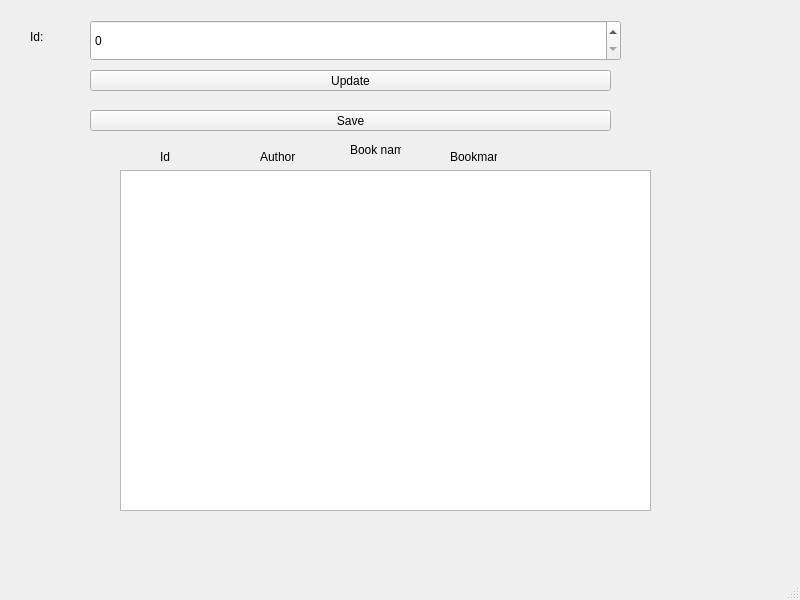
This is untitled.ui in nastya-ilicheva/Eldritch-Horro as Qt 5 draws it before an edit. The edited form follows.
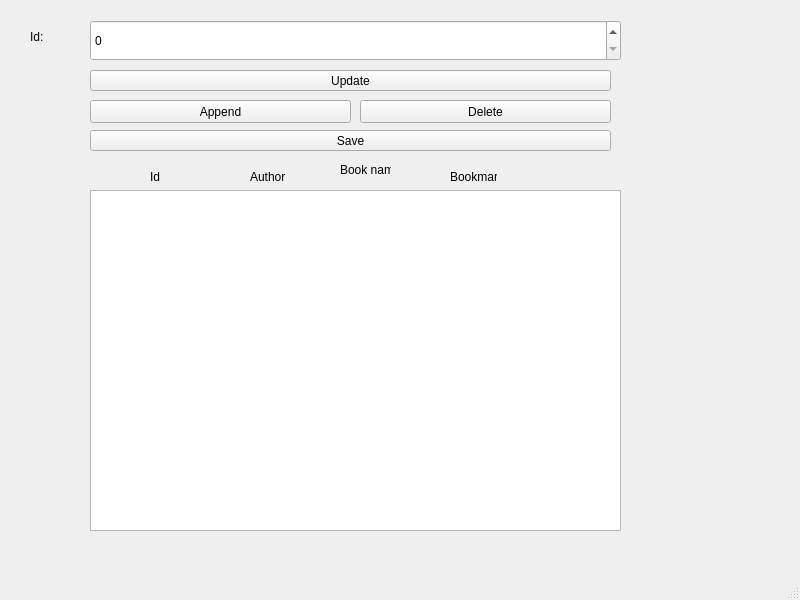
This is the edited form.

What changed in the file:
```diff
--- a/untitled.ui
+++ b/untitled.ui
@@ -41,7 +41,7 @@
     <property name="geometry">
      <rect>
       <x>90</x>
-      <y>110</y>
+      <y>130</y>
       <width>521</width>
       <height>21</height>
      </rect>
@@ -53,8 +53,8 @@
    <widget class="QTableWidget" name="tableWidget">
     <property name="geometry">
      <rect>
-      <x>120</x>
-      <y>170</y>
+      <x>90</x>
+      <y>190</y>
       <width>531</width>
       <height>341</height>
      </rect>
@@ -76,8 +76,8 @@
    <widget class="QLabel" name="label_2">
     <property name="geometry">
      <rect>
-      <x>160</x>
-      <y>150</y>
+      <x>150</x>
+      <y>170</y>
       <width>47</width>
       <height>13</height>
      </rect>
@@ -89,8 +89,8 @@
    <widget class="QLabel" name="label_3">
     <property name="geometry">
      <rect>
-      <x>260</x>
-      <y>150</y>
+      <x>250</x>
+      <y>170</y>
       <width>47</width>
       <height>13</height>
      </rect>
@@ -102,8 +102,8 @@
    <widget class="QLabel" name="label_4">
     <property name="geometry">
      <rect>
-      <x>350</x>
-      <y>140</y>
+      <x>340</x>
+      <y>160</y>
       <width>51</width>
       <height>20</height>
      </rect>
@@ -116,7 +116,7 @@
     <property name="geometry">
      <rect>
       <x>450</x>
-      <y>150</y>
+      <y>170</y>
       <width>47</width>
       <height>13</height>
      </rect>
@@ -125,6 +125,32 @@
      <string>Bookmark</string>
     </property>
    </widget>
+   <widget class="QPushButton" name="pushButton_3">
+    <property name="geometry">
+     <rect>
+      <x>90</x>
+      <y>100</y>
+      <width>261</width>
+      <height>23</height>
+     </rect>
+    </property>
+    <property name="text">
+     <string>Append</string>
+    </property>
+   </widget>
+   <widget class="QPushButton" name="pushButton_4">
+    <property name="geometry">
+     <rect>
+      <x>360</x>
+      <y>100</y>
+      <width>251</width>
+      <height>23</height>
+     </rect>
+    </property>
+    <property name="text">
+     <string>Delete</string>
+    </property>
+   </widget>
   </widget>
   <widget class="QMenuBar" name="menubar">
    <property name="geometry">
```
